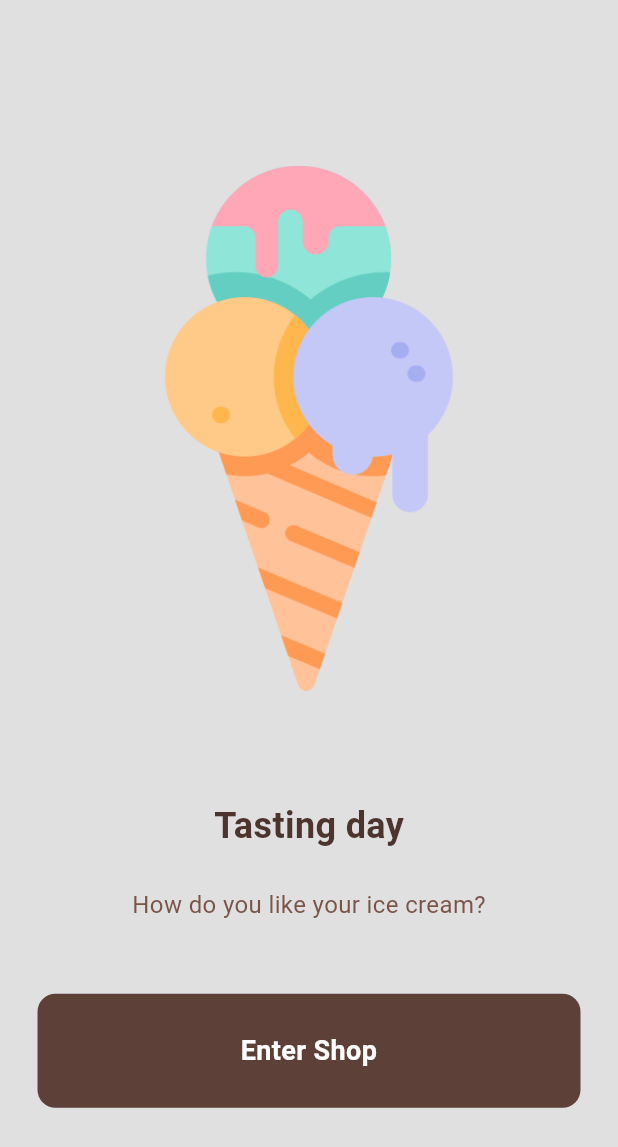
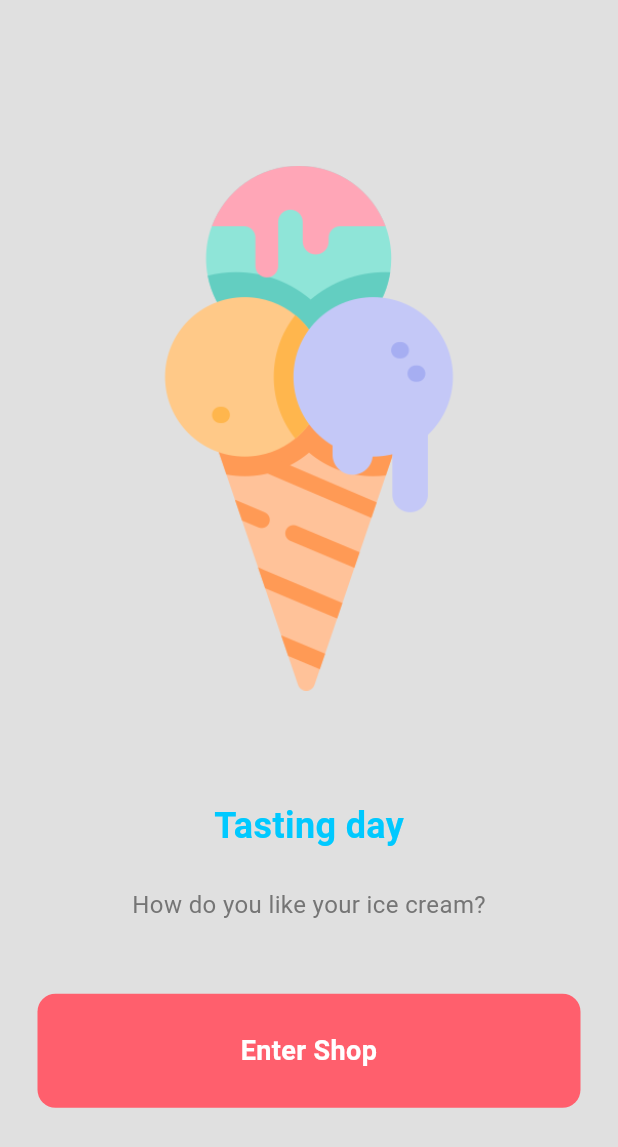
Before and after one commit to carolax14/futur_ice_cream, a Flutter app: the screen it shows after launch, on a phone screen of 412 x 824 dp. Shown: the top 1147 px of the screen. Run offline on Flutter 3.47's test engine with Material 3 defaults, Android fonts, the light colour scheme and no system bars; our stand-ins replace google_nav_bar.

Commit message:
Ajout d'une animation dans la page intro_page

```diff
--- a/lib/components/bottom_nav_bar.dart
+++ b/lib/components/bottom_nav_bar.dart
@@ -26,7 +26,7 @@ class MyBottomNavBar extends StatelessWidget {
       decoration: BoxDecoration(
         color: backgroundColor,
       ),
-      margin: const EdgeInsets.all(10),
+      margin: const EdgeInsets.all(6),
       child: GNav(
         onTabChange: (value) => onTabChange!(value),
         color: Colors.grey[400],
@@ -34,7 +34,7 @@ class MyBottomNavBar extends StatelessWidget {
         tabBorderRadius: 24,
         tabBackgroundColor: Colors.grey.shade300,
         tabActiveBorder: Border.all(color: Colors.white),
-        gap: 8,
+        gap: 6,
         mainAxisAlignment: MainAxisAlignment.center,
         tabs: const [
           GButton(
--- a/lib/components/my_button.dart
+++ b/lib/components/my_button.dart
@@ -1,4 +1,5 @@
 import 'package:flutter/material.dart';
+import 'package:futur_ice_cream/const.dart';
 
 /*
 
@@ -27,7 +28,7 @@ class MyButton extends StatelessWidget {
         margin: const EdgeInsets.symmetric(horizontal: 25),
         width: double.infinity,
         decoration: BoxDecoration(
-          color: Colors.brown,
+          color: buttonColor,
           borderRadius: BorderRadius.circular(12),
         ),
         padding: const EdgeInsets.all(25),
@@ -37,7 +38,7 @@ class MyButton extends StatelessWidget {
             style: const TextStyle(
               color: Colors.white,
               fontWeight: FontWeight.bold,
-              fontSize: 19,
+              fontSize: 14,
             ),
           ),
         ),
--- a/lib/components/my_tab.dart
+++ b/lib/components/my_tab.dart
@@ -8,7 +8,7 @@ class MyTab extends StatelessWidget {
   @override
   Widget build(BuildContext context) {
     return Tab(
-      height: 70,
+      height: 60,
       child: Container(
         padding: const EdgeInsets.all(15),
         decoration: BoxDecoration(
--- a/lib/const.dart
+++ b/lib/const.dart
@@ -8,3 +8,11 @@ var carte = Colors.grey[200];
 var iconActive = Colors.grey[700];
 var iconNonActive = Colors.grey[400];
 var price = Colors.brown[400];
+
+var primaryColor = const Color(0xFF00C9FF); // Accent Principal
+var accentColor = const Color(0xFF92FE9D); // Second Accent
+var bodyText1 = const Color(0xFF2E2E2E); // Texte Principal
+var bodyText2 = const Color(0xFF757575); // Texte Secondaire
+var buttonColor = const Color(0xFFFF5F6D); // Boutons
+var highlightColor = const Color(0xFFFFD700); // Éléments Interactifs
+var secondaryHeaderColor = const Color(0xFF8A00D4);// Détails Futuristes
--- a/lib/main.dart
+++ b/lib/main.dart
@@ -19,7 +19,8 @@ class MyApp extends StatelessWidget {
       builder: (context, child) => MaterialApp(
         debugShowCheckedModeBanner: false,
         theme: ThemeData(
-          scaffoldBackgroundColor: backgroundColor, // Couleur de fond globale
+          // Set Montserrat as primary font
+          scaffoldBackgroundColor: backgroundColor, // Overall background color
         ),
         home: const IntroPage(),
       ),
--- a/lib/models/ice_cream_shop.dart
+++ b/lib/models/ice_cream_shop.dart
@@ -10,17 +10,20 @@ class IceCreamShop extends ChangeNotifier {
         name: 'Vanilla', price: '2.5', imagePath: "lib/images/vanilla.png"),
     // chocolate
     IceCream(
-        name: 'Cholote', price: '3', imagePath: "lib/images/chocolate.png"),
+        name: 'Cholote',
+        price: '3',
+        imagePath: "lib/images/corne_chocolate.png"),
     // strawberry
     IceCream(
         name: 'Strawberry', price: '3', imagePath: "lib/images/strawberry.png"),
     // lemon
-    IceCream(name: 'Lemon', price: '2.5', imagePath: "lib/images/lemon.png"),
+    IceCream(
+        name: 'Lagon', price: '2.5', imagePath: "lib/images/corne_blue.png"),
     // watermelon
     IceCream(
-        name: 'Watermelon',
+        name: 'raspberry',
         price: '3.5',
-        imagePath: "lib/images/watermelon.png"),
+        imagePath: "lib/images/corne_pink.png"),
   ];
   // user cart
   List<IceCream> _userCart = [];
--- a/lib/pages/cart_page.dart
+++ b/lib/pages/cart_page.dart
@@ -1,5 +1,6 @@
 import "package:flutter/material.dart";
 import "package:futur_ice_cream/components/cart_tile.dart";
+import "package:futur_ice_cream/const.dart";
 import "package:futur_ice_cream/models/ice_cream.dart";
 import "package:futur_ice_cream/models/ice_cream_shop.dart";
 import "package:provider/provider.dart";
@@ -46,7 +47,7 @@ class _CartPageState extends State<CartPage> {
                   style: TextStyle(
                       fontSize: 25,
                       fontWeight: FontWeight.bold,
-                      color: Colors.brown[600]),
+                      color: buttonColor),
                 ),
               ),
             ],
--- a/lib/pages/intro_page.dart
+++ b/lib/pages/intro_page.dart
@@ -10,8 +10,38 @@ The very first page to greet the user
 
 */
 
-class IntroPage extends StatelessWidget {
+class IntroPage extends StatefulWidget {
   const IntroPage({super.key});
+
+  @override
+  _IntroPageState createState() => _IntroPageState();
+}
+
+class _IntroPageState extends State<IntroPage>
+    with SingleTickerProviderStateMixin {
+  late AnimationController _controller;
+  late Animation<double> _animation;
+
+  @override
+  void initState() {
+    super.initState();
+    _controller = AnimationController(
+      duration: const Duration(seconds: 3),
+      vsync: this,
+    );
+    _animation = CurvedAnimation(
+      parent: _controller,
+      curve: Curves.easeInOut,
+    );
+
+    _controller.forward();
+  }
+
+  @override
+  void dispose() {
+    _controller.dispose();
+    super.dispose();
+  }
 
   @override
   Widget build(BuildContext context) {
@@ -21,12 +51,15 @@ class IntroPage extends StatelessWidget {
         child: Column(
           mainAxisAlignment: MainAxisAlignment.center,
           children: [
-            // logo
-            Padding(
-              padding: const EdgeInsets.all(25.0),
-              child: Image.asset(
-                "lib/images/cornet.png",
-                height: 350,
+            // Animated logo
+            ScaleTransition(
+              scale: _animation,
+              child: Padding(
+                padding: const EdgeInsets.all(25.0),
+                child: Image.asset(
+                  "lib/images/cornet.png",
+                  height: 350,
+                ),
               ),
             ),
 
@@ -37,7 +70,7 @@ class IntroPage extends StatelessWidget {
               "Tasting day",
               style: TextStyle(
                 fontWeight: FontWeight.bold,
-                color: Colors.brown[800],
+                color: primaryColor,
                 fontSize: 24,
               ),
             ),
@@ -45,10 +78,10 @@ class IntroPage extends StatelessWidget {
             const SizedBox(height: 24),
 
             // sub heading
-            const Text(
+            Text(
               "How do you like your ice cream?",
               style: TextStyle(
-                color: Colors.brown,
+                color: bodyText2,
                 fontSize: 16,
               ),
             ),
@@ -68,7 +101,7 @@ class IntroPage extends StatelessWidget {
                 margin: const EdgeInsets.symmetric(horizontal: 25),
                 width: double.infinity,
                 decoration: BoxDecoration(
-                    color: Colors.brown[700],
+                    color: buttonColor,
                     borderRadius: BorderRadius.circular(12)),
                 child: const Text(
                   "Enter Shop",
--- a/pubspec.yaml
+++ b/pubspec.yaml
@@ -77,11 +77,7 @@ flutter:
   # list giving the asset and other descriptors for the font. For
   # example:
   # fonts:
-  #   - family: Schyler
-  #     fonts:
-  #       - asset: fonts/Schyler-Regular.ttf
-  #       - asset: fonts/Schyler-Italic.ttf
-  #         style: italic
+
   #   - family: Trajan Pro
   #     fonts:
   #       - asset: fonts/TrajanPro.ttf
```
Also changed, not shown: lib/components/ice_cream_tile.dart (+8 -6 lines), lib/pages/ice_cream_order_page.dart (+9 -7 lines), lib/pages/shop_page.dart (+28 -6 lines), lib/pages/tabs/cornet_tab.dart (+5 -4 lines), lib/images/corne_blue.png (added), lib/images/corne_chocolate.png (added), lib/images/corne_pink.png (renamed from lib/images/pink.png).
